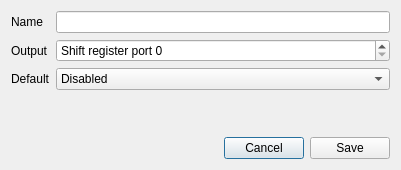
The window that interface/devicedialog.ui (Kuszki/AVR-Monitor) describes before a commit, drawn with Qt 5.
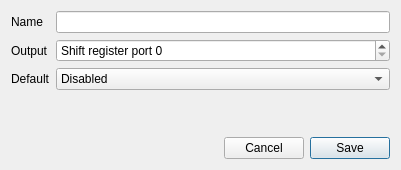
The same window after the commit.

```diff
--- a/interface/devicedialog.ui
+++ b/interface/devicedialog.ui
@@ -89,6 +89,9 @@
        <property name="text">
         <string>Save</string>
        </property>
+       <property name="default">
+        <bool>true</bool>
+       </property>
       </widget>
      </item>
     </layout>
```
Left out of the diff: 9 changed lines with no effect on the pictures.
